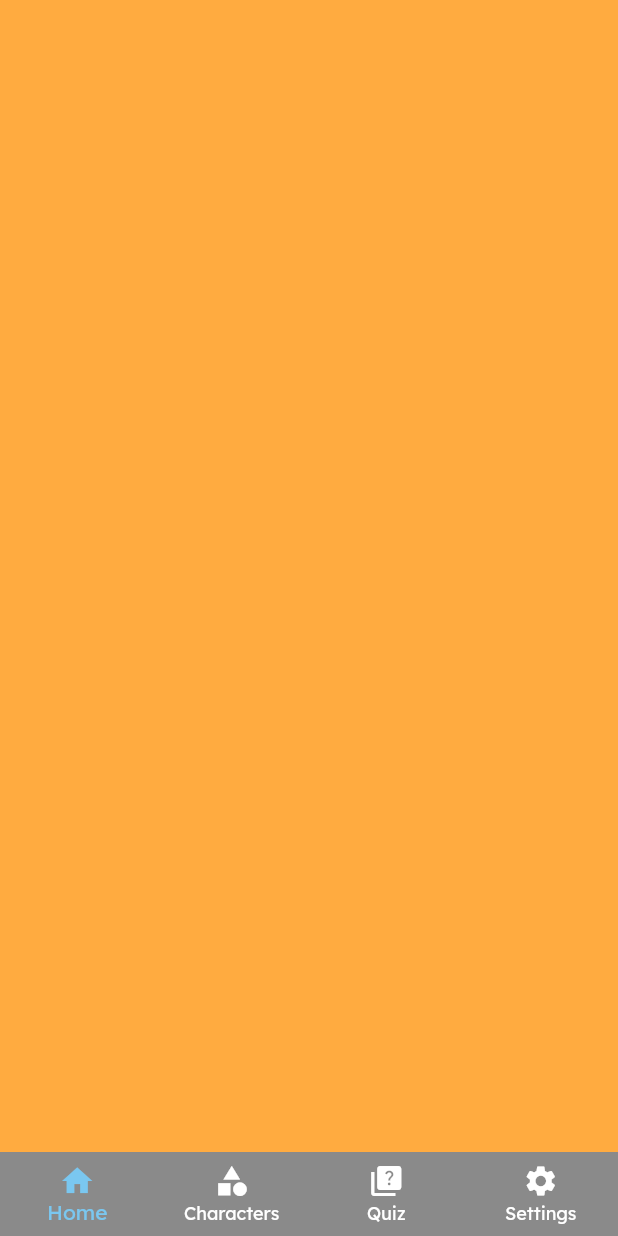
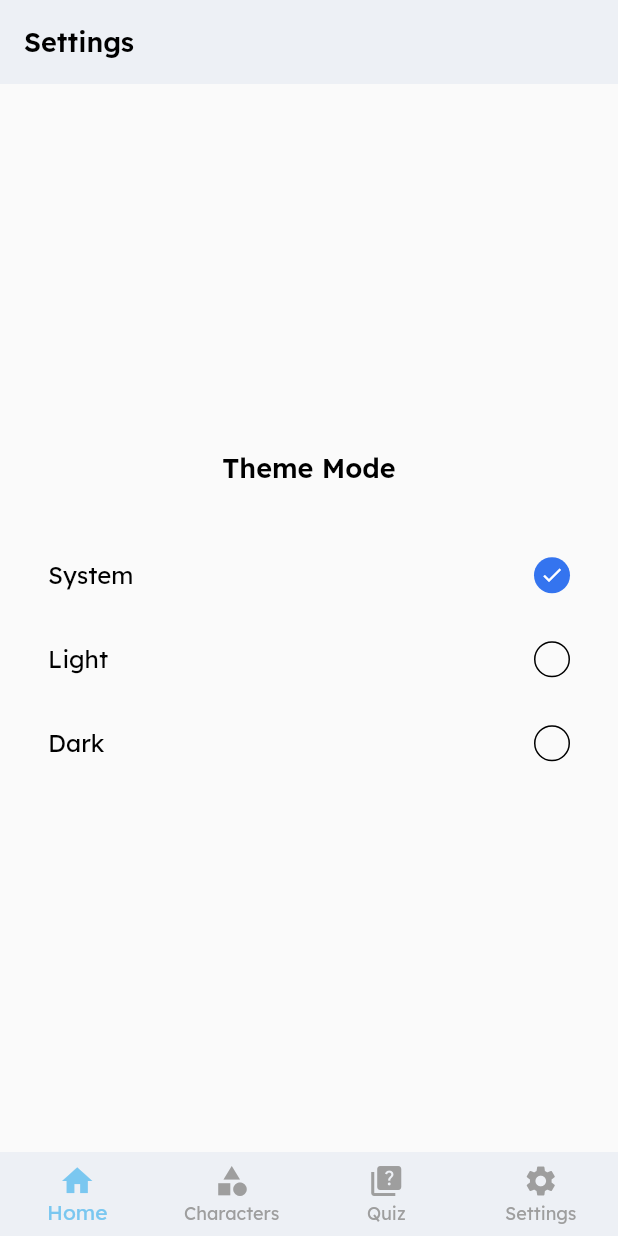
Before and after one commit to unknownaloy/futurama_app, a Flutter app: the screen it shows after launch, swiped to page 4, on a phone screen of 412 x 824 dp. Run offline on Flutter 3.47's test engine with Material 2 defaults, Android fonts, the light colour scheme and no system bars; our stand-ins replace cached_network_image, freezed_annotation, get_it, google_fonts; network calls fail.

Commit message:
Added settings screen for toggling theme mode of the app

```diff
--- a/lib/main.dart
+++ b/lib/main.dart
@@ -6,13 +6,19 @@ import 'package:futurama_app/presentation/quiz/quiz_view_model.dart';
 import 'package:futurama_app/repositories/api_services.dart';
 import 'package:futurama_app/themes/dark_theme/dark_theme.dart';
 import 'package:futurama_app/themes/light_theme/light_theme.dart';
+import 'package:futurama_app/themes/theme_provider.dart';
 import 'package:futurama_app/utilities/service_locator.dart';
 import 'package:provider/provider.dart';
 
 void main() {
   setupLocator();
 
-  runApp(const MyApp());
+  runApp(
+    ChangeNotifierProvider(
+      create: (_) => ThemeProvider(),
+      child: const MyApp(),
+    ),
+  );
 }
 
 class MyApp extends StatelessWidget {
@@ -39,13 +45,15 @@ class MyApp extends StatelessWidget {
           ),
         ),
       ],
-      child: MaterialApp(
-        title: 'Futurama App',
-        debugShowCheckedModeBanner: false,
-        theme: lightTheme(),
-        darkTheme: darkTheme(),
-        themeMode: ThemeMode.dark,
-        home: const FuturamaHome(),
+      child: Consumer<ThemeProvider>(
+        builder: (_, model, __) => MaterialApp(
+          title: 'Futurama App',
+          debugShowCheckedModeBanner: false,
+          theme: lightTheme(),
+          darkTheme: darkTheme(),
+          themeMode: model.themeMode,
+          home: const FuturamaHome(),
+        ),
       ),
     );
   }
--- a/lib/presentation/futurama_home.dart
+++ b/lib/presentation/futurama_home.dart
@@ -2,6 +2,7 @@ import 'package:flutter/material.dart';
 import 'package:futurama_app/presentation/characters/screens/characters_screen.dart';
 import 'package:futurama_app/presentation/home/home_screen.dart';
 import 'package:futurama_app/presentation/quiz/screens/quiz_screen.dart';
+import 'package:futurama_app/presentation/settings/settings_screen.dart';
 
 class FuturamaHome extends StatefulWidget {
   const FuturamaHome({Key? key}) : super(key: key);
@@ -19,7 +20,7 @@ class _FuturamaHomeState extends State<FuturamaHome> {
     const HomeScreen(),
     const CharactersScreen(),
     const QuizScreen(),
-    Container(color: Colors.orangeAccent,)
+    const SettingsScreen(),
   ];
 
   void _handlePageTap(int index) {
--- /dev/null
+++ b/lib/presentation/settings/settings_screen.dart
@@ -0,0 +1,57 @@
+import 'package:flutter/material.dart';
+import 'package:futurama_app/presentation/settings/theme_tile.dart';
+import 'package:futurama_app/themes/theme_provider.dart';
+import 'package:provider/provider.dart';
+
+class SettingsScreen extends StatelessWidget {
+  const SettingsScreen({Key? key}) : super(key: key);
+
+  @override
+  Widget build(BuildContext context) {
+    return Scaffold(
+      appBar: AppBar(
+        title: Text(
+          "Settings",
+          textAlign: TextAlign.center,
+          style: Theme.of(context).textTheme.bodyLarge,
+        ),
+      ),
+      body: Consumer<ThemeProvider>(
+        builder: (_, model, __) => Center(
+          child: SingleChildScrollView(
+            padding: const EdgeInsets.symmetric(horizontal: 16, vertical: 24),
+            child: Column(
+              crossAxisAlignment: CrossAxisAlignment.stretch,
+              mainAxisAlignment: MainAxisAlignment.center,
+              children: [
+                Text(
+                  "Theme Mode",
+                  textAlign: TextAlign.center,
+                  style: Theme.of(context).textTheme.bodyLarge,
+                ),
+                const SizedBox(
+                  height: 32,
+                ),
+                ThemeTile(
+                  label: "System",
+                  isSelected: model.themeMode == ThemeMode.system,
+                  onSelected: () => model.updateThemeMode(ThemeMode.system),
+                ),
+                ThemeTile(
+                  label: "Light",
+                  isSelected: model.themeMode == ThemeMode.light,
+                  onSelected: () => model.updateThemeMode(ThemeMode.light),
+                ),
+                ThemeTile(
+                  label: "Dark",
+                  isSelected: model.themeMode == ThemeMode.dark,
+                  onSelected: () => model.updateThemeMode(ThemeMode.dark),
+                ),
+              ],
+            ),
+          ),
+        ),
+      ),
+    );
+  }
+}
--- /dev/null
+++ b/lib/presentation/settings/theme_tile.dart
@@ -0,0 +1,43 @@
+import 'package:flutter/material.dart';
+
+class ThemeTile extends StatelessWidget {
+  const ThemeTile({
+    Key? key,
+    required this.label,
+    required this.isSelected,
+    required this.onSelected,
+  }) : super(key: key);
+
+  final String label;
+  final bool isSelected;
+  final VoidCallback onSelected;
+
+  @override
+  Widget build(BuildContext context) {
+    return ListTile(
+      title: Text(
+        label,
+        style: Theme.of(context).textTheme.bodyMedium,
+      ),
+      trailing: Container(
+        padding: const EdgeInsets.all(4),
+        alignment: Alignment.center,
+        height: 24,
+        width: 24,
+        decoration: BoxDecoration(
+          borderRadius: BorderRadius.circular(100),
+          border: isSelected ? null : Border.all(color: Colors.black),
+          color: isSelected ? const Color(0xff3474EF) : null,
+        ),
+        child: isSelected
+            ? const Icon(
+                Icons.check,
+                size: 16,
+                color: Colors.white,
+              )
+            : null,
+      ),
+      onTap: onSelected,
+    );
+  }
+}
--- /dev/null
+++ b/lib/themes/theme_provider.dart
@@ -0,0 +1,16 @@
+import 'package:flutter/material.dart';
+
+class ThemeProvider extends ChangeNotifier {
+
+  ThemeMode _themeMode = ThemeMode.system;
+  ThemeMode get themeMode => _themeMode;
+
+
+  void updateThemeMode (ThemeMode mode) {
+    if (_themeMode != mode) {
+      _themeMode = mode;
+      notifyListeners();
+    }
+  }
+
+}
```
